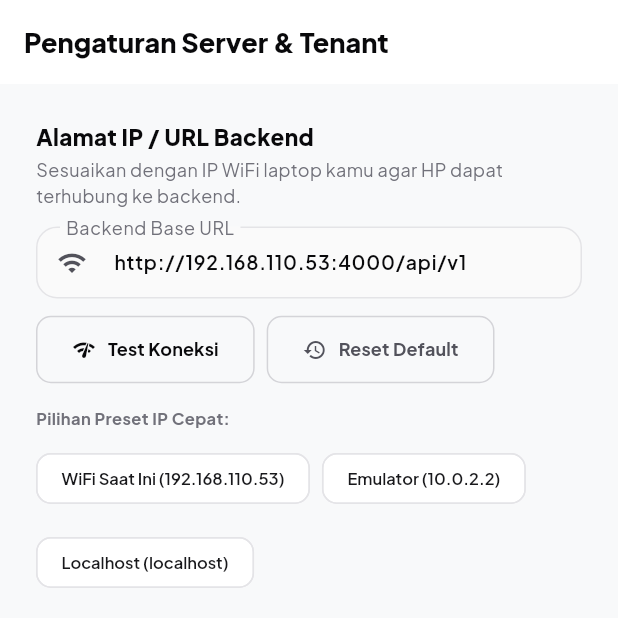
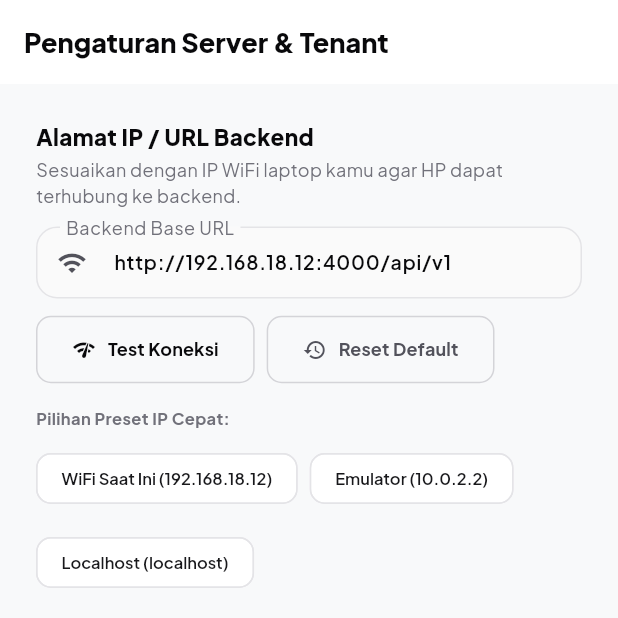
Before and after one commit to arsa-sans/white_label_mobile, a Flutter app: the TenantSelectView screen opened by its route, on a phone screen of 412 x 824 dp, the top half of it. Run offline on Flutter 3.47's test engine with Material 3 defaults, Android fonts, the phone set to English and light mode, and no system bars; our stand-ins replace connectivity_plus, dio, drift, flutter_riverpod, flutter_secure_storage, go_router and 3 more; missing offline and left inert: mobile_scanner; accounts and stored records are empty; generated files the repository leaves out were written again.

Commit message:
chore: update WiFi IP to 192.168.18.12

```diff
--- a/lib/core/constants/api_endpoints.dart
+++ b/lib/core/constants/api_endpoints.dart
@@ -30,9 +30,9 @@
 class ApiEndpoints {
   // ┌──────────────────────────────────────────────────────────────────────────┐
   // │  Base Backend URL — UPDATE IP INI sesuai IPv4 WiFi laptop kamu!        │
-  // │  Laptop IPv4 saat ini: 192.168.110.53                                   │
+  // │  Laptop IPv4 saat ini: 192.168.18.12                                    │
   // └──────────────────────────────────────────────────────────────────────────┘
-  static const String baseUrl = 'http://192.168.110.53:4000/api/v1';
+  static const String baseUrl = 'http://192.168.18.12:4000/api/v1';
   static const String devLocalhostUrl = 'http://localhost:4000/api/v1';
 
   // Auth
--- a/lib/features/auth/presentation/views/tenant_select_view.dart
+++ b/lib/features/auth/presentation/views/tenant_select_view.dart
@@ -235,10 +235,10 @@ class _TenantSelectViewState extends ConsumerState<TenantSelectView> {
                 ActionChip(
                   backgroundColor: Colors.white,
                   side: const BorderSide(color: AppTheme.zinc200),
-                  label: const Text('WiFi Saat Ini (192.168.110.53)', style: TextStyle(fontSize: 11, color: AppTheme.zinc900, fontWeight: FontWeight.w600)),
+                  label: const Text('WiFi Saat Ini (192.168.18.12)', style: TextStyle(fontSize: 11, color: AppTheme.zinc900, fontWeight: FontWeight.w600)),
                   onPressed: () {
                     setState(() {
-                      _serverUrlController.text = 'http://192.168.110.53:4000/api/v1';
+                      _serverUrlController.text = 'http://192.168.18.12:4000/api/v1';
                     });
                   },
                 ),
```
